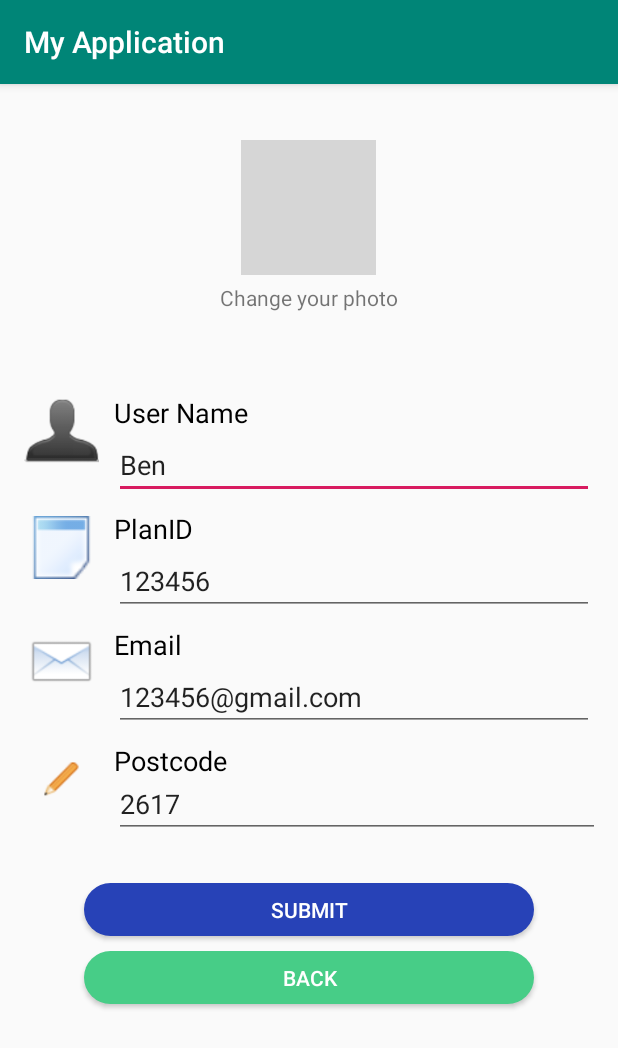
After one commit to u6820664/EnergyDash, an Android app: the EditProfile screen opened directly, with no data from a screen before it, on a phone screen of 412 x 824 dp. The commit adds this screen. Shown: the top 1048 px of the screen. Run offline under Robolectric (Android 15) with nearby library versions, the phone set to English and light mode, and no system bars; our stand-ins replace CircleImageView; grey boxes are pictures that could not be loaded.

Commit message:
Fix up some UI design and fragment implement changing password page

```diff
--- /dev/null
+++ b/FrontEnd/Android/app/src/main/java/com/example/myapplication/EditProfile.java
@@ -0,0 +1,23 @@
+package com.example.myapplication;
+
+import androidx.appcompat.app.AppCompatActivity;
+
+import android.content.Intent;
+import android.os.Bundle;
+import android.view.View;
+
+import com.example.myapplication.ui.dashboard.DashboardFragment;
+
+public class EditProfile extends AppCompatActivity {
+
+    @Override
+    protected void onCreate(Bundle savedInstanceState) {
+        super.onCreate(savedInstanceState);
+        setContentView(R.layout.activity_edit_profile);
+    }
+    public void back1(View v){
+        finish();
+
+
+    }
+}
--- /dev/null
+++ b/FrontEnd/Android/app/src/main/res/drawable/divider.xml
@@ -0,0 +1,6 @@
+<?xml version="1.0" encoding="utf-8"?>
+<shape xmlns:android="http://schemas.android.com/apk/res/android">
+    <solid android:color="#FFFFFF" />
+    <size android:height="1px" />
+
+</shape>
--- /dev/null
+++ b/FrontEnd/Android/app/src/main/res/layout/activity_edit_profile.xml
@@ -0,0 +1,225 @@
+<?xml version="1.0" encoding="utf-8"?>
+<LinearLayout xmlns:android="http://schemas.android.com/apk/res/android"
+    xmlns:app="http://schemas.android.com/apk/res-auto"
+    xmlns:tools="http://schemas.android.com/tools"
+    android:layout_width="match_parent"
+    android:layout_height="match_parent"
+    android:orientation="vertical"
+    tools:context=".MainActivity">
+
+    <LinearLayout
+        android:layout_width="match_parent"
+        android:layout_height="0dp"
+        android:layout_weight="0.25"
+        android:orientation="vertical"
+        android:gravity="center"
+
+        >
+
+        <de.hdodenhof.circleimageview.CircleImageView
+            android:layout_width="90dp"
+            android:layout_height="90dp"
+            android:layout_marginTop="0dp"
+            android:src="@drawable/test"/>
+
+        <TextView
+            android:id="@+id/UserIDText"
+            android:layout_width="wrap_content"
+            android:layout_height="wrap_content"
+            android:layout_marginTop="5dp"
+            android:text="Change your photo" />
+
+    </LinearLayout>
+
+
+    <LinearLayout
+        android:layout_width="match_parent"
+        android:layout_height="0dp"
+        android:layout_marginTop="10dp"
+        android:layout_weight="0.75"
+        android:orientation="vertical"
+        android:paddingStart="16dp"
+        android:paddingEnd="16dp">
+
+        <LinearLayout
+            android:layout_width="match_parent"
+            android:layout_height="wrap_content"
+            android:layout_marginTop="7dp"
+            android:orientation="horizontal">
+
+            <ImageView
+                android:id="@+id/Icon_user"
+                android:layout_width="50dp"
+                android:layout_height="50dp"
+                android:layout_marginEnd="10dp"
+                app:srcCompat="@drawable/ic_user" />
+
+            <LinearLayout
+                android:layout_width="match_parent"
+                android:layout_height="wrap_content"
+                android:orientation="vertical">
+
+                <TextView
+                    android:id="@+id/UserNameTitle"
+                    android:layout_width="match_parent"
+                    android:layout_height="wrap_content"
+                    android:text="User Name"
+                    android:textColor="#000000"
+                    android:textSize="18sp" />
+
+                <EditText
+                    android:id="@+id/editText3"
+                    android:layout_width="match_parent"
+                    android:layout_height="wrap_content"
+                    android:ems="10"
+                    android:inputType="textPersonName"
+                    android:text="Ben" />
+
+            </LinearLayout>
+
+        </LinearLayout>
+
+        <LinearLayout
+            android:layout_width="match_parent"
+            android:layout_height="wrap_content"
+            android:layout_marginTop="7dp"
+            android:orientation="horizontal">
+
+            <ImageView
+                android:id="@+id/Icon_planId"
+                android:layout_width="50dp"
+                android:layout_height="50dp"
+                android:layout_marginEnd="10dp"
+                android:padding="4dp"
+                app:srcCompat="@drawable/ic_document" />
+
+            <LinearLayout
+                android:layout_width="match_parent"
+                android:layout_height="wrap_content"
+                android:orientation="vertical">
+
+                <TextView
+                    android:layout_width="match_parent"
+                    android:layout_height="wrap_content"
+                    android:text="PlanID"
+                    android:textColor="#000000"
+                    android:textSize="18sp" />
+
+                <EditText
+                    android:id="@+id/editText7"
+                    android:layout_width="match_parent"
+                    android:layout_height="wrap_content"
+                    android:ems="10"
+                    android:inputType="number"
+                    android:text="123456" />
+
+            </LinearLayout>
+
+        </LinearLayout>
+
+        <LinearLayout
+            android:layout_width="match_parent"
+            android:layout_height="wrap_content"
+            android:layout_marginTop="7dp"
+            android:orientation="horizontal">
+
+            <ImageView
+                android:id="@+id/Icon_email"
+                android:layout_width="50dp"
+                android:layout_height="50dp"
+                android:layout_marginEnd="10dp"
+                android:padding="4dp"
+                app:srcCompat="@drawable/ic_mail" />
+
+            <LinearLayout
+                android:layout_width="match_parent"
+                android:layout_height="wrap_content"
+                android:orientation="vertical">
+
+                <TextView
+                    android:id="@+id/UserEmailTitle"
+                    android:layout_width="match_parent"
+                    android:layout_height="wrap_content"
+                    android:text="Email"
+                    android:textColor="#000000"
+                    android:textSize="18sp" />
+
+                <EditText
+                    android:id="@+id/editText8"
+                    android:layout_width="match_parent"
+                    android:layout_height="wrap_content"
+                    android:ems="10"
+                    android:inputType="textEmailAddress"
+                    android:text="123456@gmail.com" />
+
+            </LinearLayout>
+
+        </LinearLayout>
+
+        <LinearLayout
+            android:layout_width="390dp"
+            android:layout_height="wrap_content"
+            android:layout_marginTop="7dp"
+            android:orientation="horizontal">
+
+            <ImageView
+                android:id="@+id/Icon_postcode"
+                android:layout_width="50dp"
+                android:layout_height="50dp"
+                android:layout_marginEnd="10dp"
+                android:padding="4dp"
+                app:srcCompat="@drawable/ic_postcode" />
+
+            <LinearLayout
+                android:layout_width="match_parent"
+                android:layout_height="64dp"
+                android:orientation="vertical">
+
+                <TextView
+                    android:id="@+id/UserPostcodeTitle"
+                    android:layout_width="match_parent"
+                    android:layout_height="wrap_content"
+                    android:text="Postcode"
+                    android:textColor="#000000"
+                    android:textSize="18sp" />
+
+                <EditText
+                    android:id="@+id/editText10"
+                    android:layout_width="match_parent"
+                    android:layout_height="wrap_content"
+                    android:ems="10"
+                    android:inputType="number"
+                    android:text="2617" />
+
+
+            </LinearLayout>
+
+        </LinearLayout>
+
+        <Button
+            android:id="@+id/SumbitBtn"
+            android:layout_width="match_parent"
+            android:layout_height="35dp"
+            android:layout_marginLeft="40dp"
+            android:layout_marginTop="30dp"
+            android:layout_marginRight="40dp"
+            android:background="@drawable/lgbtnb"
+            android:text="Submit"
+            android:textColor="#FFFFFF" />
+
+        <Button
+            android:id="@+id/BackBtn"
+            android:layout_width="match_parent"
+            android:layout_height="35dp"
+            android:layout_marginLeft="40dp"
+            android:layout_marginTop="10dp"
+            android:layout_marginRight="40dp"
+
+            android:background="@drawable/lgbtng"
+            android:onClick="back1"
+            android:text="Back"
+            android:textColor="#FFFFFF" />
+
+    </LinearLayout>
+
+</LinearLayout>
```
Also changed, not shown: FrontEnd/Android/app/src/main/AndroidManifest.xml (+10 -6 lines), FrontEnd/Android/app/src/main/java/com/example/myapplication/ChangePassword.java (added, +15 -0 lines), FrontEnd/Android/app/src/main/java/com/example/myapplication/Welcome.java (added, +55 -0 lines), FrontEnd/Android/app/src/main/java/com/example/myapplication/ui/user/UserFragment.java (+30 -2 lines), FrontEnd/Android/app/src/main/res/layout/activity_change_password.xml (added, +97 -0 lines), FrontEnd/Android/app/src/main/res/layout/activity_welcome.xml (added, +34 -0 lines), FrontEnd/Android/app/src/main/res/layout/fragment_user.xml (+8 -4 lines), FrontEnd/Android/app/src/main/res/drawable/logo.png (added), FrontEnd/Android/app/src/main/res/drawable/profile_bg.jpeg (added).
